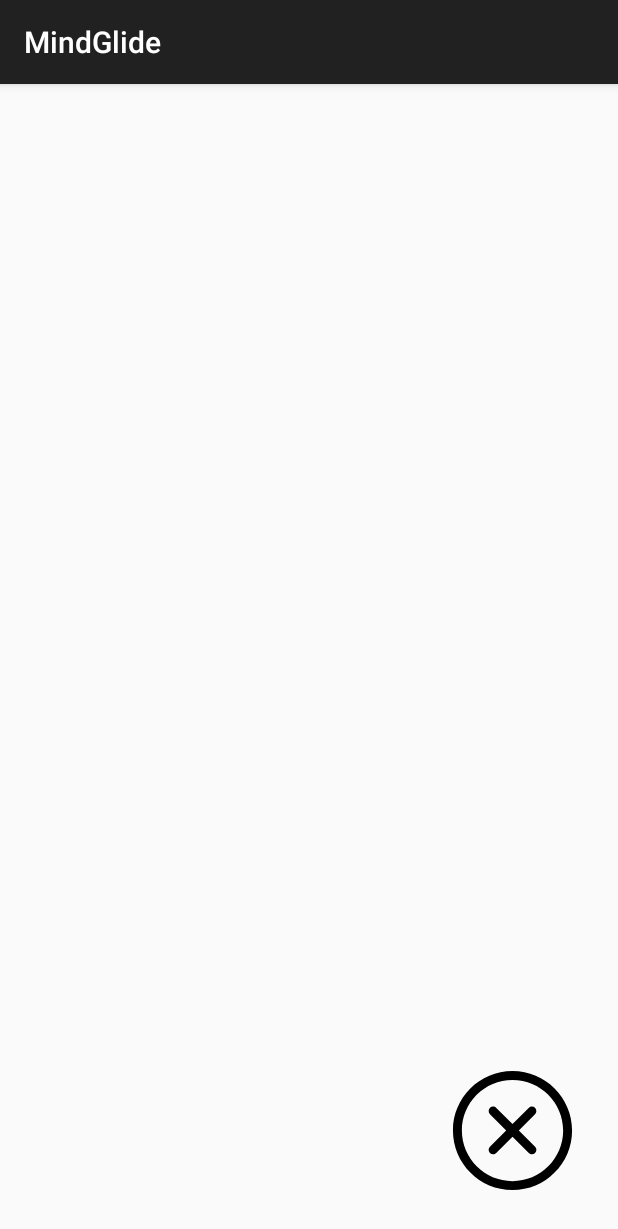
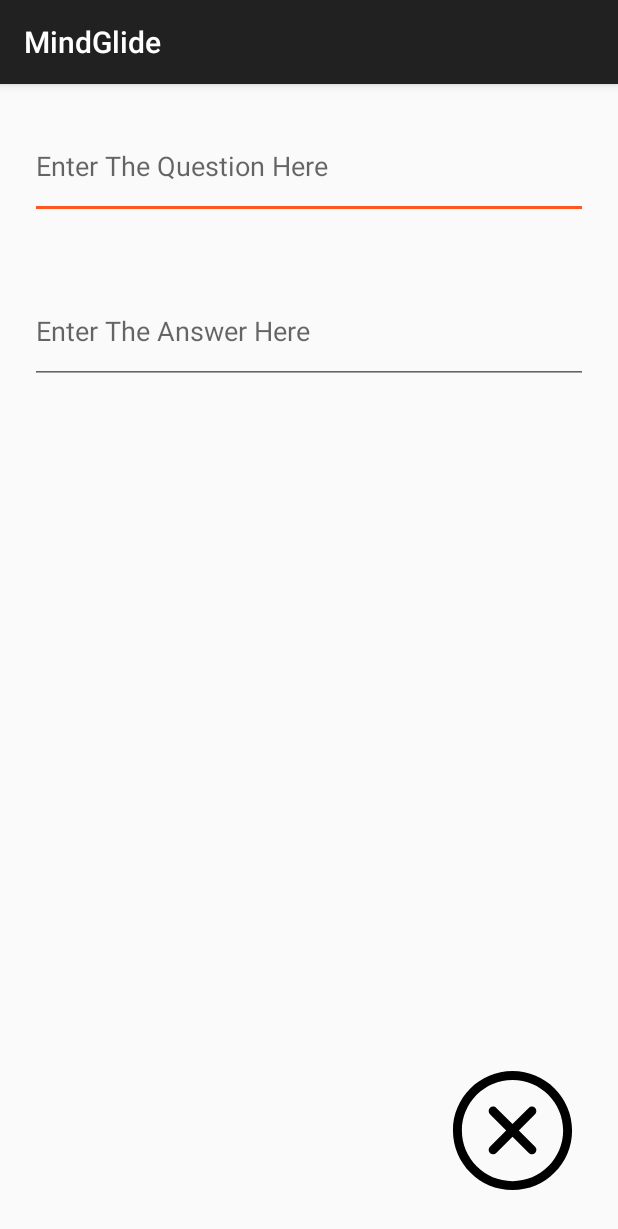
Before and after one commit to jcblanc2/MindGlide, an Android app built with Jetpack Compose: the AddCardActivity screen opened directly, with no data from a screen before it, on a phone screen of 412 x 824 dp. Shown: the top 1229 px of the screen. Run offline under Robolectric (Android 15) with nearby library versions, the phone set to English and light mode, and no system bars.

Commit message:
Add two fields to the 'Add Card Screen' that will allow the user to enter the Question and the Answer

```diff
--- a/app/src/main/res/layout/activity_add_card.xml
+++ b/app/src/main/res/layout/activity_add_card.xml
@@ -5,6 +5,25 @@
     android:layout_width="match_parent"
     android:layout_height="match_parent"
     tools:context=".activities.AddCardActivity">
+
+    <EditText
+        android:id="@+id/etQuestion"
+        android:layout_width="match_parent"
+        android:layout_height="70dp"
+        android:layout_margin="20dp"
+        android:ems="10"
+        android:inputType="textMultiLine"
+        android:hint="@string/question_hint" />
+
+    <EditText
+        android:id="@+id/etAnswer"
+        android:layout_width="match_parent"
+        android:layout_height="70dp"
+        android:layout_margin="20dp"
+        android:layout_below="@id/etQuestion"
+        android:ems="10"
+        android:inputType="text"
+        android:hint="@string/answer_hint" />
 
     <ImageView
         android:id="@+id/cancelFloatingBtn"
--- a/app/src/main/res/values/strings.xml
+++ b/app/src/main/res/values/strings.xml
@@ -7,4 +7,6 @@
     <string name="toggle_choices_visibility">toggle choices visibility</string>
     <string name="button_add">button add</string>
     <string name="cancel_button">cancel button</string>
+    <string name="question_hint">Enter The Question Here</string>
+    <string name="answer_hint">Enter The Answer Here</string>
 </resources>
--- a/app/src/main/res/values/themes.xml
+++ b/app/src/main/res/values/themes.xml
@@ -1,5 +1,9 @@
 <?xml version="1.0" encoding="utf-8"?>
 <resources>
 
-    <style name="Theme.MindGlide" parent="Base.Theme.AppCompat.Light.DarkActionBar" />
+    <style name="Theme.MindGlide" parent="Base.Theme.AppCompat.Light.DarkActionBar" >
+<!--        <item name="colorControlNormal">#d32f2f</item>-->
+        <item name="colorControlActivated">#ff5722</item>
+<!--        <item name="colorControlHighlight">#f44336</item>-->
+    </style>
 </resources>
```
